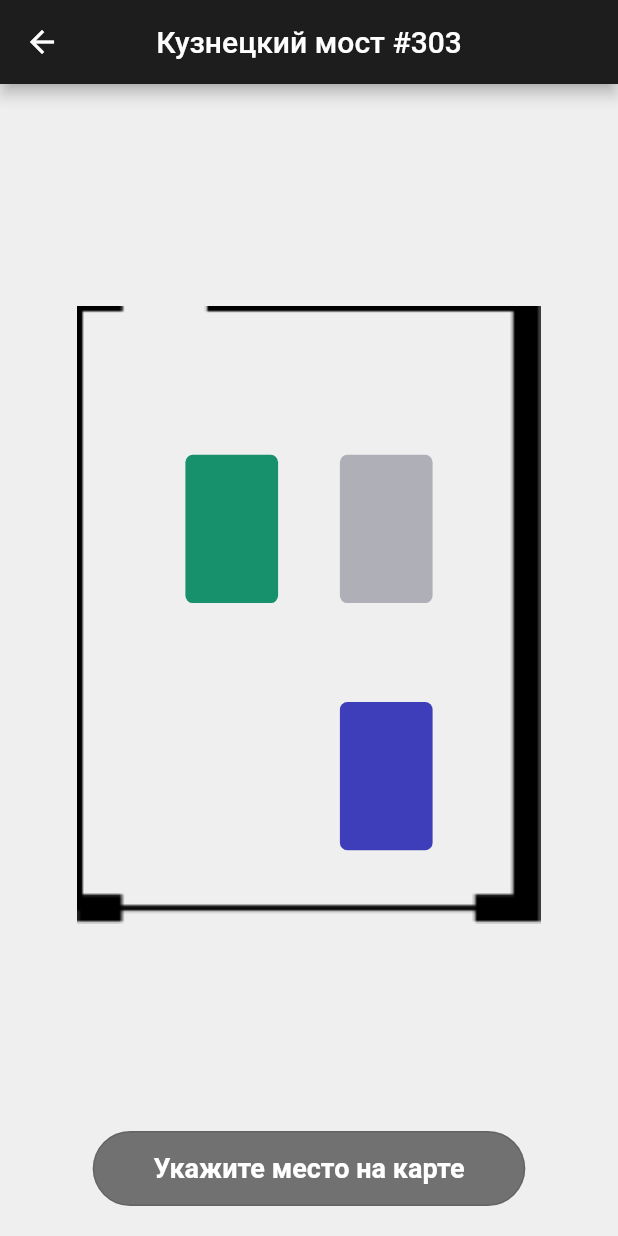
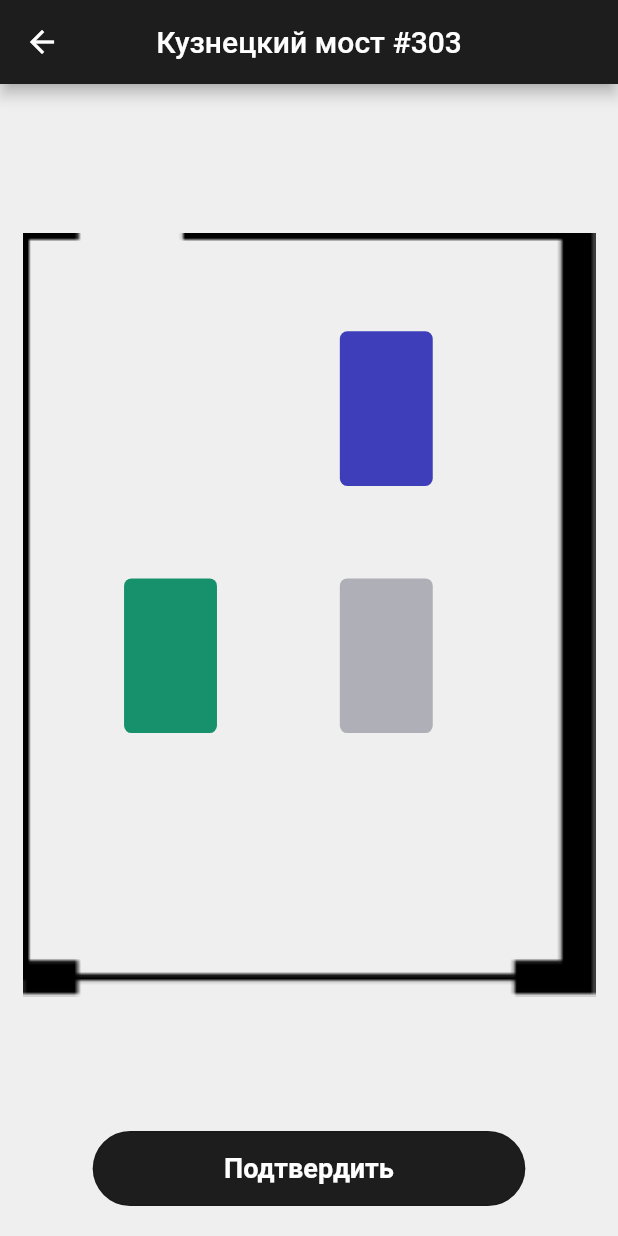
Before and after one commit to jibulani/office_reservation, a Flutter app: the screen it shows after launch, after a tap on "Кузнецкий мост #303", on a phone screen of 412 x 824 dp. Run offline on Flutter 3.47's test engine with Material 2 defaults, Android fonts, the phone set to English and light mode, and no system bars; our stand-ins replace bloc, equatable, flutter_bloc.

Commit message:
add reservation dialog, do refactoring

```diff
--- a/lib/app.dart
+++ b/lib/app.dart
@@ -1,15 +1,7 @@
 import 'package:flutter/material.dart';
-import 'package:office_reservation/repository/locations_page_repository.dart';
-import 'package:office_reservation/repository/reservations_page_repository.dart';
 import 'package:office_reservation/ui/page/application_page.dart';
 
 class OfficeReservationApp extends MaterialApp {
-  OfficeReservationApp({Key? key})
-      : super(
-            key: key,
-            home: ApplicationPage(
-                locationsPageRepository: LocationsPageRepository(),
-                secondPageRepository: ReservationsPageRepository()
-            )
-  );
+  const OfficeReservationApp({Key? key})
+      : super(key: key, home: const ApplicationPage());
 }
--- a/lib/bloc/bottom_navigation/bottom_navigation_observer.dart
+++ b/lib/bloc/bottom_navigation/bottom_navigation_observer.dart
@@ -1,11 +1,11 @@
 
 import 'package:bloc/bloc.dart';
+import 'package:flutter/foundation.dart';
 
 class BottomNavigationObserver extends BlocObserver {
   @override
   void onChange(BlocBase bloc, Change change) {
-    // TODO: implement onChange
     super.onChange(bloc, change);
-    print('${bloc.runtimeType} $change');
+    debugPrint('${bloc.runtimeType} $change');
   }
 }
--- a/lib/bloc/location_place_reservation/reservation_event.dart
+++ b/lib/bloc/location_place_reservation/reservation_event.dart
@@ -35,18 +35,11 @@ class ReservationApproved extends ReservationEvent {
   List<Object> get props => [placeId];
 }
 
-class ContinueReservation extends ReservationEvent {
+class ReloadPlaces extends ReservationEvent {
+  final int locationId;
 
-  const ContinueReservation();
+  const ReloadPlaces(this.locationId);
 
-  // @override
-  // List<Object> get props => [];
+  @override
+  List<Object> get props => [locationId];
 }
-
-class FinishReservation extends ReservationEvent {
-
-  const FinishReservation();
-
-// @override
-// List<Object> get props => [];
-}
--- a/lib/bloc/location_place_reservation/reservation_state.dart
+++ b/lib/bloc/location_place_reservation/reservation_state.dart
@@ -9,26 +9,9 @@ abstract class ReservationState extends Equatable {
   List<Object> get props => [];
 }
 
-class PlaceChanged extends ReservationState {
-  final Place place;
-
-  const PlaceChanged(this.place);
-
-  @override
-  List<Object> get props => [place];
-
-  @override
-  String toString() => 'PlaceChanged to $place';
-}
-
 class PageLoading extends ReservationState {
   @override
   String toString() => 'PageLoading';
-}
-
-class PageMenuDialog extends ReservationState {
-  @override
-  String toString() => 'PageMenuDialog';
 }
 
 class PlacesLoaded extends ReservationState {
--- a/lib/main.dart
+++ b/lib/main.dart
@@ -1,11 +1,26 @@
 import 'package:bloc/bloc.dart';
 import 'package:flutter/widgets.dart';
+import 'package:flutter_bloc/flutter_bloc.dart';
 import 'package:office_reservation/app.dart';
+import 'package:office_reservation/bloc/bottom_navigation/bottom_navigation_bloc.dart';
 import 'package:office_reservation/bloc/bottom_navigation/bottom_navigation_observer.dart';
+import 'package:office_reservation/bloc/location_place_reservation/reservation_bloc.dart';
+import 'package:office_reservation/repository/locations_page_repository.dart';
+import 'package:office_reservation/repository/reservations_page_repository.dart';
+import 'package:office_reservation/repository/reserve_location_place_repository.dart';
 
 void main() {
   BlocOverrides.runZoned(
-        () => runApp(OfficeReservationApp()),
+    () => runApp(MultiBlocProvider(providers: [
+      BlocProvider<BottomNavigationBloc>(
+        create: (context) => BottomNavigationBloc(
+            LocationsPageRepository(), ReservationsPageRepository()
+        ),
+      ),
+      BlocProvider<ReservationBloc>(
+        create: (context) => ReservationBloc(ReserveLocationPlaceRepository()),
+      ),
+    ], child: const OfficeReservationApp())),
     blocObserver: BottomNavigationObserver(),
   );
 }
--- a/lib/repository/model/location.dart
+++ b/lib/repository/model/location.dart
@@ -1,4 +1,3 @@
-
 class Location {
   final int id;
   final String name;
--- a/lib/repository/model/place.dart
+++ b/lib/repository/model/place.dart
@@ -1,4 +1,3 @@
-
 class Place {
   int id;
   double xCoordinateMultiplier;
@@ -7,9 +6,19 @@ class Place {
   double widthMultiplier;
   bool isReserved;
   bool isSelected;
+  double originalHeight;
+  double originalWidth;
 
-  Place(this.id, this.xCoordinateMultiplier, this.yCoordinateMultiplier, this.heightMultiplier, this.widthMultiplier,
-      this.isReserved, this.isSelected);
+  Place(
+      this.id,
+      this.xCoordinateMultiplier,
+      this.yCoordinateMultiplier,
+      this.heightMultiplier,
+      this.widthMultiplier,
+      this.isReserved,
+      this.isSelected,
+      this.originalHeight,
+      this.originalWidth);
 
   @override
   String toString() {
--- a/lib/repository/model/reservation.dart
+++ b/lib/repository/model/reservation.dart
@@ -10,6 +10,5 @@ class Reservation {
       this.name,
       this.location,
       this.placeId,
-      this.reservationDateTime
-      );
+      this.reservationDateTime);
 }
--- a/lib/repository/reserve_location_place_repository.dart
+++ b/lib/repository/reserve_location_place_repository.dart
@@ -1,4 +1,3 @@
-
 import 'package:office_reservation/repository/model/place.dart';
 
 class ReserveLocationPlaceRepository {
@@ -6,12 +5,13 @@ class ReserveLocationPlaceRepository {
 
   Future<void> fetchData(int locationId) async {
     // simulate real data fetching
-    await Future.delayed(const Duration(milliseconds: 600)); // TODO: get places from db
+    await Future.delayed(
+        const Duration(milliseconds: 600)); // TODO: get places from db
     // store dummy data
     _data = [
-      Place(1, 0.05, 0.2, 0.12, 0.15, true, false),
-      Place(2, 0.05, 0, 0.12, 0.15, false, false),
-      Place(3, -0.2, 0.2, 0.12, 0.15, false, true),
+      Place(1, 0.05, 0.1, 0.12, 0.15, true, false, 790, 411),
+      Place(2, 0.05, 0.3, 0.12, 0.15, false, false, 790, 411),
+      Place(3, -0.3, 0.1, 0.12, 0.15, false, true, 790, 411),
     ];
   }
 
--- a/lib/ui/page/application_page.dart
+++ b/lib/ui/page/application_page.dart
@@ -3,22 +3,18 @@ import 'package:flutter_bloc/flutter_bloc.dart';
 import 'package:office_reservation/bloc/bottom_navigation/bottom_navigation_bloc.dart';
 import 'package:office_reservation/bloc/bottom_navigation/bottom_navigation_event.dart';
 import 'package:office_reservation/bloc/bottom_navigation/bottom_navigation_state.dart';
-import 'package:office_reservation/repository/locations_page_repository.dart';
-import 'package:office_reservation/repository/reservations_page_repository.dart';
 import 'package:office_reservation/ui/page/locations_page.dart';
 import 'package:office_reservation/ui/page/reservations_page.dart';
 
 class ApplicationPage extends StatelessWidget {
   static const Color themeColor = Color(0xFF1D1D1D);
   static const Color greyColor = Color(0xFFAEAFB7);
-  final LocationsPageRepository locationsPageRepository;
-  final ReservationsPageRepository secondPageRepository;
-  const ApplicationPage({Key? key, required this.locationsPageRepository, required this.secondPageRepository}) : super(key: key);
+  const ApplicationPage({Key? key}) : super(key: key);
 
   @override
   Widget build(BuildContext context) {
-    var bloc = BottomNavigationBloc(locationsPageRepository, secondPageRepository);
-    bloc.add(PageTapped(0));
+    var bloc = BlocProvider.of<BottomNavigationBloc>(context);
+    bloc.add(const PageTapped(0));
     return Scaffold(
       body: BlocBuilder(
         bloc: bloc,
--- a/lib/ui/page/locations_page.dart
+++ b/lib/ui/page/locations_page.dart
@@ -1,7 +1,6 @@
 
 import 'package:flutter/material.dart';
 import 'package:office_reservation/repository/model/location.dart';
-import 'package:office_reservation/repository/reserve_location_place_repository.dart';
 import 'package:office_reservation/ui/page/application_page.dart';
 import 'package:office_reservation/ui/page/reserve_location_place_page.dart';
 
@@ -24,12 +23,7 @@ class LocationsPage extends StatelessWidget {
             return Container(
               decoration: BoxDecoration(
                 color: Colors.white,
-                borderRadius: const BorderRadius.only(
-                    topLeft: Radius.circular(5),
-                    topRight: Radius.circular(5),
-                    bottomLeft: Radius.circular(5),
-                    bottomRight: Radius.circular(5)
-                ),
+                borderRadius: const BorderRadius.all(Radius.circular(5)),
                 boxShadow: [
                   BoxShadow(
                     color: Colors.grey.withOpacity(0.5),
@@ -55,7 +49,6 @@ class LocationsPage extends StatelessWidget {
                       builder: (context) =>
                           ReserveLocationPlacePage(
                             location: locations.elementAt(index),
-                            reserveLocationPlaceRepository: ReserveLocationPlaceRepository(),
                           ),
                     ),
                   );
--- a/lib/ui/page/place_painter.dart
+++ b/lib/ui/page/place_painter.dart
@@ -11,10 +11,13 @@ class PlacePainter extends StatelessWidget {
   static const Color selectedPlaceColor = Color(0xFF17916B);
   static const Color reservedPlaceColor = Color(0xFFAEAFB7);
 
+  final double width;
   final List<Place> places;
   final ReservationBloc bloc;
 
-  const PlacePainter({Key? key, required this.places, required this.bloc}) : super(key: key);
+  const PlacePainter(
+      {Key? key, required this.width, required this.places, required this.bloc}
+      ) : super(key: key);
 
   @override
   Widget build(BuildContext context) {
@@ -30,18 +33,22 @@ class PlacePainter extends StatelessWidget {
 
   List<Widget> buildPlaces(BuildContext context) {
     List<Widget> placeWidgets = [];
+    var height = MediaQuery.of(context).size.height;
     for (var element in places) {
       placeWidgets.add(
           Positioned(
-              left: MediaQuery.of(context).size.width / 2 + MediaQuery.of(context).size.width*element.xCoordinateMultiplier,
-              top: MediaQuery.of(context).size.height / 2 - MediaQuery.of(context).size.height*element.yCoordinateMultiplier,
+              left: (MediaQuery.of(context).size.width / 2) + (width*element.xCoordinateMultiplier*(element.originalWidth/MediaQuery.of(context).size.width)),
+              top: (height / 2) - (height*element.yCoordinateMultiplier),
               child: Container(
                 width: MediaQuery.of(context).orientation == Orientation.portrait ?
-                MediaQuery.of(context).size.width*element.widthMultiplier : MediaQuery.of(context).size.height*element.widthMultiplier,
+                width*element.widthMultiplier * (MediaQuery.of(context).size.width/element.originalWidth) :
+                height*element.heightMultiplier * (height/element.originalHeight),
                 height: MediaQuery.of(context).orientation == Orientation.portrait ?
-                MediaQuery.of(context).size.height*element.heightMultiplier : MediaQuery.of(context).size.width*element.heightMultiplier,
+                height*element.heightMultiplier*(height/element.originalHeight) :
+                width*element.heightMultiplier * (width/element.originalWidth),
                 decoration: BoxDecoration(
-                    color: element.isSelected ? selectedPlaceColor : element.isReserved ? reservedPlaceColor : availablePlaceColor,
+                    color: element.isSelected ? selectedPlaceColor : element.isReserved ?
+                    reservedPlaceColor : availablePlaceColor,
                     borderRadius: BorderRadius.circular(5)
                 ),
                 child: MaterialButton(
--- a/lib/ui/page/reserve_location_place_page.dart
+++ b/lib/ui/page/reserve_location_place_page.dart
@@ -1,34 +1,35 @@
+import 'dart:io';
+
 import 'package:flutter/cupertino.dart';
 import 'package:flutter/material.dart';
 import 'package:flutter_bloc/flutter_bloc.dart';
+import 'package:office_reservation/bloc/bottom_navigation/bottom_navigation_bloc.dart';
+import 'package:office_reservation/bloc/bottom_navigation/bottom_navigation_event.dart';
 import 'package:office_reservation/bloc/location_place_reservation/reservation_bloc.dart';
 import 'package:office_reservation/bloc/location_place_reservation/reservation_event.dart';
 import 'package:office_reservation/bloc/location_place_reservation/reservation_state.dart';
 import 'package:office_reservation/repository/model/location.dart';
-import 'package:office_reservation/repository/reserve_location_place_repository.dart';
+import 'package:office_reservation/repository/model/place.dart';
 import 'package:office_reservation/ui/page/application_page.dart';
 import 'package:office_reservation/ui/page/place_painter.dart';
 
 class ReserveLocationPlacePage extends StatelessWidget {
   final Location location;
 
-  final ReserveLocationPlaceRepository reserveLocationPlaceRepository;
-
-  ReserveLocationPlacePage(
-      {Key? key,
-      required this.location,
-      required this.reserveLocationPlaceRepository})
-      : super(key: key);
+  const ReserveLocationPlacePage({Key? key, required this.location,}) : super(key: key);
 
   @override
   Widget build(BuildContext context) {
-    var bloc = ReservationBloc(reserveLocationPlaceRepository);
+
+    var bloc = BlocProvider.of<ReservationBloc>(context);
     bloc.add(LoadPlaces(location.id));
     return Scaffold(
       appBar: AppBar(
         backgroundColor: ApplicationPage.themeColor,
         centerTitle: true,
-        title: Text(location.name,),
+        title: Text(
+          location.name,
+        ),
       ),
       backgroundColor: const Color(0xFFEFEFEF),
       body: BlocBuilder(
@@ -42,35 +43,52 @@ class ReserveLocationPlacePage extends StatelessWidget {
               Positioned(
                   child: Center(
                     child: Container(
-                      margin: EdgeInsets.only(bottom: 80, top: 20),
+                      margin: const EdgeInsets.only(
+                          bottom: 80, top: 20, left: 15, right: 15
+                      ),
                       child: SizedBox(
-                        width:
-                        MediaQuery.of(context).orientation == Orientation.portrait ?
-                        MediaQuery.of(context).size.width : MediaQuery.of(context).size.height,
-                        height: MediaQuery.of(context).orientation == Orientation.landscape ?
-                        MediaQuery.of(context).size.height : MediaQuery.of(context).size.width,
-                        child: const FittedBox(
-                          child: Image(
-                            image: AssetImage('graphics/default_office.png'), // TODO: get image from location
+                        width: _getWidth(context),
+                        height: MediaQuery.of(context).size.height,
+                        child: FittedBox(
+                          child: location.imgPath == null ?
+                            const Image(image: AssetImage('graphics/default_office.png')) :
+                            Image(image: FileImage(File(location.imgPath!))),
                         ),
                       ),
                     ),
                   ),
-                  )
               ),
               PlacePainter(
+                width: _getWidth(context),
                 places: state.places,
                 bloc: bloc,
               ),
-              // TODO: change button if place is selected
-              Positioned.fill(
+              _getBottomButton(context, state.places, bloc),
+            ]);
+          }
+          return Container();
+        },
+      ),
+    );
+  }
+
+  double _getWidth(BuildContext context) {
+    return MediaQuery.of(context).orientation == Orientation.portrait
+        ? MediaQuery.of(context).size.width
+        : MediaQuery.of(context).size.height;
+  }
+
+  Widget _getBottomButton(
+      BuildContext context, List<Place> places, ReservationBloc bloc) {
+    var selectedPlaces = places.where((element) => element.isSelected);
+    if (selectedPlaces.isEmpty) {
+      return Positioned.fill(
         child: Align(
           alignment: Alignment.bottomCenter,
           child: Container(
-                    margin: const EdgeInsets.symmetric(
-                        vertical: 20, horizontal: 15),
+            margin: const EdgeInsets.symmetric(vertical: 20, horizontal: 15),
             child: SizedBox(
-                      width: MediaQuery.of(context).size.width*0.7,
+              width: MediaQuery.of(context).size.width * 0.7,
               height: 50,
               child: OutlinedButton(
                   onPressed: () {},
@@ -85,20 +103,98 @@ class ReserveLocationPlacePage extends StatelessWidget {
                       fontWeight: FontWeight.bold,
                       fontSize: 18,
                     ),
+                  )),
+            ),
+          ),
+        ),
+      );
+    }
+    return Positioned.fill(
+      child: Align(
+        alignment: Alignment.bottomCenter,
+        child: Container(
+          margin: const EdgeInsets.symmetric(vertical: 20, horizontal: 15),
+          child: SizedBox(
+            width: MediaQuery.of(context).size.width * 0.7,
+            height: 50,
+            child: OutlinedButton(
+                onPressed: () {
+                  bloc.add(ReservationApproved(selectedPlaces.first.id));
+                  _showReservationDialog(context, bloc);
+                },
+                style: OutlinedButton.styleFrom(
+                  shape: RoundedRectangleBorder(
+                      borderRadius: BorderRadius.circular(30.0)),
+                  backgroundColor: ApplicationPage.themeColor,
+                ),
+                child: const Text(
+                  "Подтвердить",
+                  style: TextStyle(
+                    color: Colors.white,
+                    fontWeight: FontWeight.bold,
+                    fontSize: 18,
+                  ),
                 )
             ),
           ),
         ),
       ),
+    );
+  }
+
+  void _showReservationDialog(BuildContext context, ReservationBloc bloc) {
+    showDialog(
+        barrierDismissible: false,
+        context: context,
+        builder: (context) {
+          return SimpleDialog(
+            contentPadding: const EdgeInsets.symmetric(vertical: 15),
+            title: const Text('Бронирование успешно!'),
+            children: <Widget>[
+              _getDialogDivider(),
+              SimpleDialogOption(
+                padding: const EdgeInsets.symmetric(vertical: 15),
+                onPressed: () {
+                  Navigator.of(context).pop();
+                  bloc.add(ReloadPlaces(location.id));
+                },
+                child: _getDialogOptionContent('Забронировать ещё'),
               ),
-            ]);
+              _getDialogDivider(),
+              SimpleDialogOption(
+                onPressed: () {
+                  Navigator.of(context).pop();
+                  Navigator.of(context).pop();
+                  BlocProvider.of<BottomNavigationBloc>(context).add(const PageTapped(1));
+                },
+                child: _getDialogOptionContent('Завершить'),
+              ),
+            ],
+          );
+        });
   }
-          if (state is PageMenuDialog) {
-            return Container(); // TODO
-          }
-          return Container();
-        },
+
+  Widget _getDialogDivider() {
+    return SizedBox(
+      height: 1,
+      child: Center(
+        child: Container(
+          color: const Color(0xFFEAEAEA),
+          height: 1,
+        ),
       ),
     );
   }
+
+  Widget _getDialogOptionContent(String text) {
+    return Center(
+        child: Text(
+          text,
+          style: const TextStyle(
+              color: Color(0xFF3E3EBA),
+              fontSize: 18
+          ),
+        )
+    );
   }
+}
```
Also changed, not shown: lib/bloc/bottom_navigation/bottom_navigation_cubit.dart (deleted, +0 -14 lines), lib/bloc/location_place_reservation/reservation_bloc.dart (+12 -2 lines), lib/ui/page/reservations_page.dart (+1 -11 lines). Lines whose indentation alone changed are shown as unchanged.
